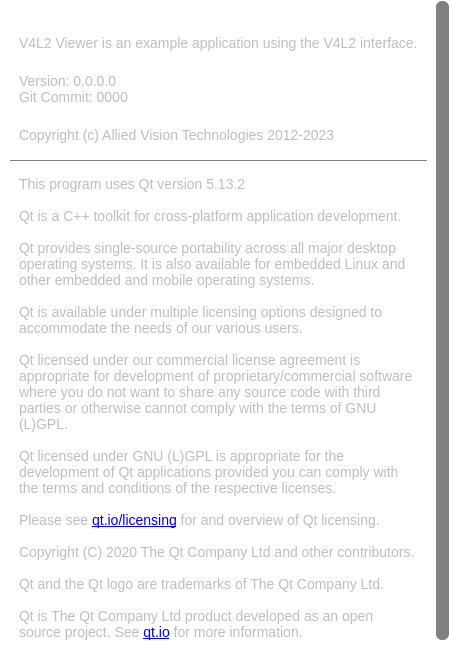
This is Source/Resources/Forms/AboutWidget.ui in alliedvision/V4L2Viewer as Qt 5 draws it before an edit. The edited form follows.
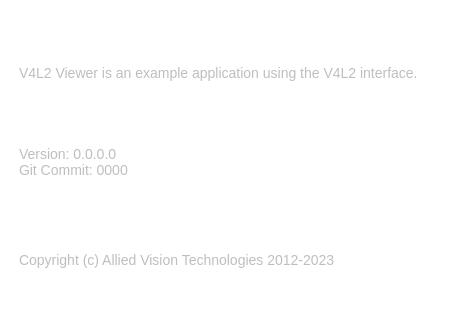
This is the edited form. Icons and pictures are not drawn.

```diff
--- a/Source/Resources/Forms/AboutWidget.ui
+++ b/Source/Resources/Forms/AboutWidget.ui
@@ -7,13 +7,13 @@
     <x>0</x>
     <y>0</y>
     <width>450</width>
-    <height>650</height>
+    <height>325</height>
    </rect>
   </property>
   <property name="minimumSize">
    <size>
     <width>450</width>
-    <height>650</height>
+    <height>325</height>
    </size>
   </property>
   <property name="windowTitle">
@@ -122,57 +122,13 @@
        <rect>
         <x>0</x>
         <y>0</y>
-        <width>435</width>
-        <height>925</height>
+        <width>448</width>
+        <height>323</height>
        </rect>
       </property>
       <layout class="QGridLayout" name="gridLayout_3">
        <item row="0" column="0">
         <layout class="QGridLayout" name="gridLayout_2">
-         <item row="2" column="0">
-          <widget class="QFrame" name="frame_2">
-           <property name="frameShape">
-            <enum>QFrame::StyledPanel</enum>
-           </property>
-           <property name="frameShadow">
-            <enum>QFrame::Raised</enum>
-           </property>
-           <layout class="QGridLayout" name="gridLayout_4">
-            <item row="0" column="0">
-             <widget class="QLabel" name="label">
-              <property name="styleSheet">
-               <string notr="true"/>
-              </property>
-              <property name="text">
-               <string>&lt;img src=&quot;:/V4L2Viewer/Qt_logo_2016.png&quot; width=&quot;128&quot; height=&quot;94&quot; /&gt;This program uses Qt version 5.13.2 &lt;br&gt;&lt;br&gt;
-Qt is a C++ toolkit for cross-platform application development. &lt;br&gt;&lt;br&gt;
-Qt provides single-source portability across all major desktop operating systems. 
-It is also available for embedded Linux and other embedded and mobile operating systems. &lt;br&gt;&lt;br&gt;
-Qt is available under multiple licensing options designed to accommodate the needs of our various users. &lt;br&gt;&lt;br&gt;
-Qt licensed under our commercial license agreement is appropriate for development of proprietary/commercial 
-software where you do not want to share any source code with third parties or otherwise cannot comply 
-with the terms of GNU (L)GPL.&lt;br&gt;&lt;br&gt;
-Qt licensed under GNU (L)GPL is appropriate for the development of Qt applications provided you can comply 
-with the terms and conditions of the respective licenses.&lt;br&gt;&lt;br&gt;
-Please see &lt;a href=&quot;https://www.qt.io/licensing/&quot;&gt;qt.io/licensing&lt;/a&gt; for and overview of Qt licensing.&lt;br&gt;&lt;br&gt;
-Copyright (C) 2020 The Qt Company Ltd and other contributors.&lt;br&gt;&lt;br&gt;
-Qt and the Qt logo are trademarks of The Qt Company Ltd.&lt;br&gt;&lt;br&gt;
-Qt is The Qt Company Ltd product developed as an open source project. See &lt;a href=&quot;https://www.qt.io/&quot;&gt;qt.io&lt;/a&gt; for more information.</string>
-              </property>
-              <property name="wordWrap">
-               <bool>true</bool>
-              </property>
-              <property name="openExternalLinks">
-               <bool>true</bool>
-              </property>
-              <property name="textInteractionFlags">
-               <set>Qt::TextBrowserInteraction</set>
-              </property>
-             </widget>
-            </item>
-           </layout>
-          </widget>
-         </item>
          <item row="0" column="0">
           <widget class="QFrame" name="frame">
            <property name="frameShape">
@@ -220,16 +176,6 @@
            </layout>
           </widget>
          </item>
-         <item row="1" column="0">
-          <widget class="Line" name="line">
-           <property name="styleSheet">
-            <string notr="true">border-bottom:1px solid grey;</string>
-           </property>
-           <property name="orientation">
-            <enum>Qt::Horizontal</enum>
-           </property>
-          </widget>
-         </item>
         </layout>
        </item>
       </layout>
```
